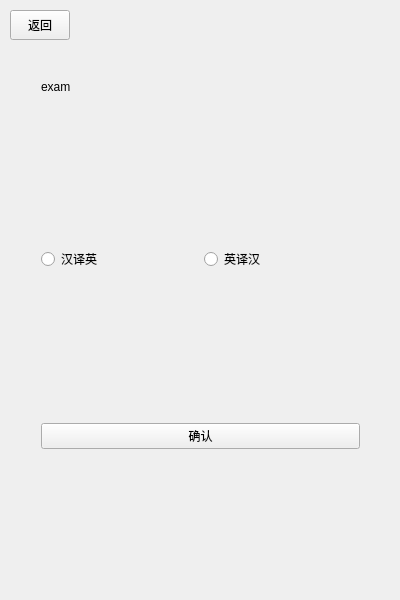
Before: the Qt Designer form mainwindow.ui in HowLeeHi/Reciter, drawn with Qt 5.
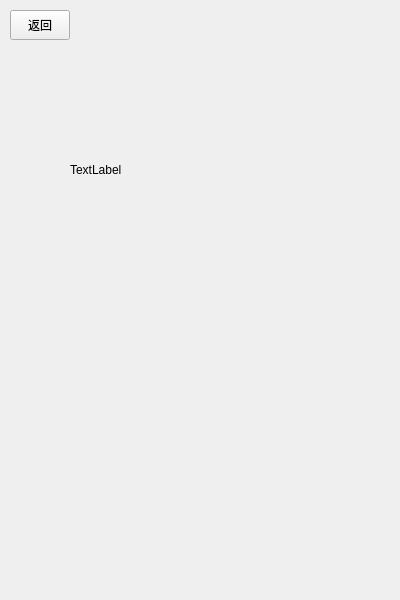
After: the same form once the commit is applied. The open tabs and pages were chosen to show the change.

Commit message: - 修复了reviewlist为空时的特判 - 将测试中的选项更改至全部单词表

The edit to the form file:
```diff
--- a/mainwindow.ui
+++ b/mainwindow.ui
@@ -731,7 +731,7 @@
        </rect>
       </property>
       <property name="currentIndex">
-       <number>0</number>
+       <number>3</number>
       </property>
       <widget class="QWidget" name="page_4">
        <widget class="QWidget" name="layoutWidget">
@@ -951,6 +951,21 @@
         </property>
        </widget>
       </widget>
+      <widget class="QWidget" name="page_8">
+       <widget class="QLabel" name="label_3">
+        <property name="geometry">
+         <rect>
+          <x>70</x>
+          <y>40</y>
+          <width>251</width>
+          <height>161</height>
+         </rect>
+        </property>
+        <property name="text">
+         <string>TextLabel</string>
+        </property>
+       </widget>
+      </widget>
      </widget>
     </widget>
     <widget class="QWidget" name="Schedule">
```
Left out of the diff: 4 changed lines with no effect on the pictures. The commit also changes 2 other files.
